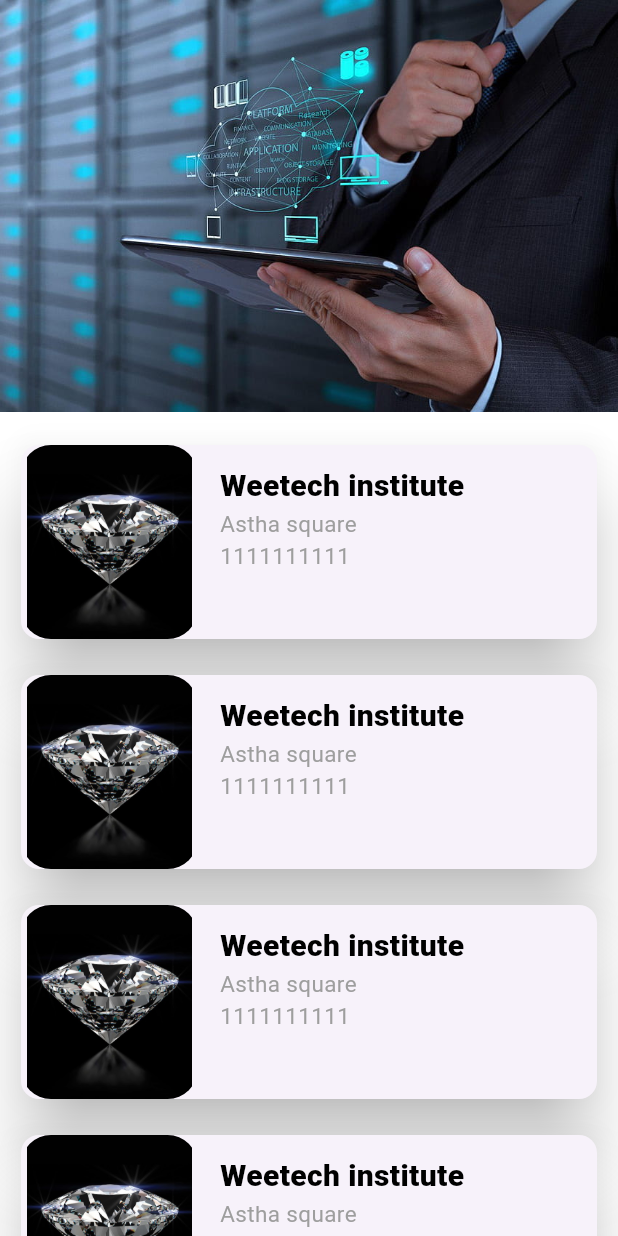
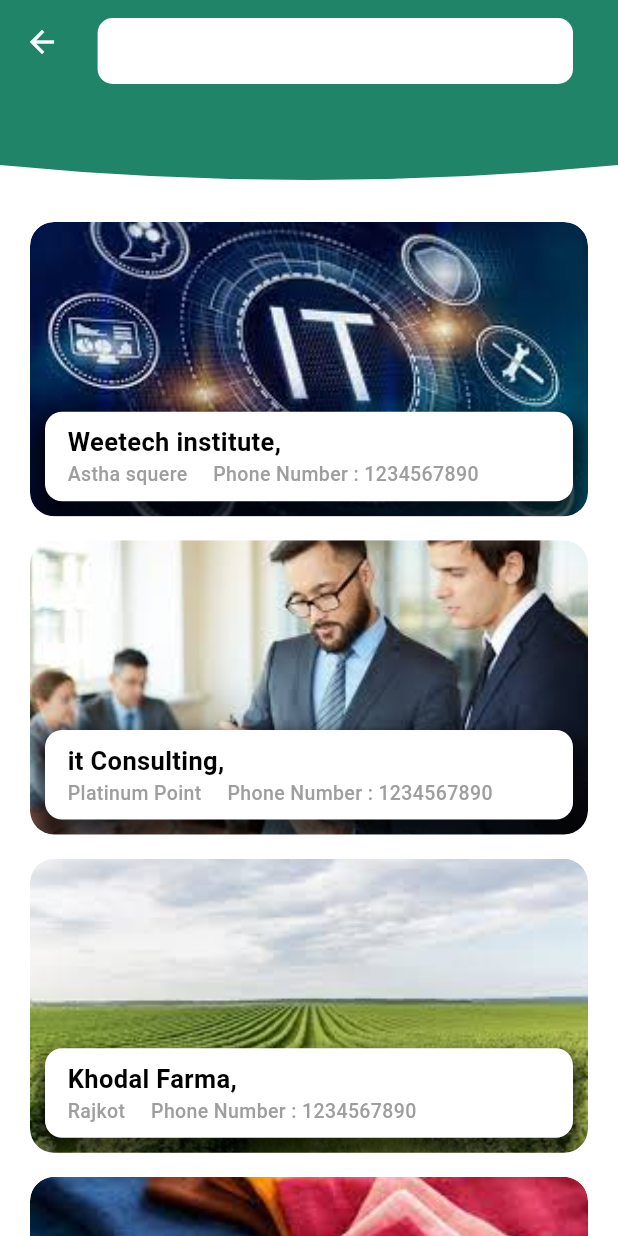
Before and after one commit to komalweetech/business_networking_kpvs, a Flutter app: the AllBusinessCardScreen screen opened directly, on a phone screen of 412 x 824 dp. Run offline on Flutter 3.47's test engine with Material 3 defaults, Android fonts, the phone set to English and light mode, and no system bars; our stand-ins replace firebase_auth, firebase_core, flutter_otp_text_field, flutter_screenutil, get, image_cropper and 2 more; accounts and stored records are empty.

Commit message:
card screen

```diff
--- a/lib/Config/Images.dart
+++ b/lib/Config/Images.dart
@@ -34,17 +34,18 @@ static const String profile_share = "assets/profile_icon/share.png";
 //business screen
   static const String business_background = "assets/business/business_background.jpg";
   static const String diamond_business = "assets/business/diamond.jpg";
-  static const String food_business = "assets/business/diamond.jpg";
-  static const String ca_business = "assets/business/diamond.jpg";
-  static const String consulting_business = "assets/business/diamond.jpg";
-  static const String farm_business = "assets/business/diamond.jpg";
-  static const String it_business = "assets/business/diamond.jpg";
-  static const String parlour_business = "assets/business/diamond.jpg";
-  static const String petrol_business = "assets/business/diamond.jpg";
-  static const String sand_business = "assets/business/diamond.jpg";
-  static const String textile_business = "assets/business/diamond.jpg";
-  static const String teaching_business = "assets/business/diamond.jpg";
-  static const String restaurants_business = "assets/business/diamond.jpg";
+  static const String food_business = "assets/business/food.jpeg";
+  static const String ca_business = "assets/business/ca.jpeg";
+  static const String consulting_business = "assets/business/consulting.jpeg";
+  static const String farm_business = "assets/business/farm.jpeg";
+  static const String it_business = "assets/business/it.jpeg";
+  static const String parlour_business = "assets/business/parlour.jpeg";
+  static const String petrol_business = "assets/business/petrol.jpeg";
+  static const String sand_business = "assets/business/sand.jpeg";
+  static const String textile_business = "assets/business/textile.jpeg";
+  static const String teaching_business = "assets/business/teaching.jpeg";
+  static const String restaurants_business = "assets/business/restaurants.jpeg"
+      "";
 
 
 
--- /dev/null
+++ b/lib/Utils/commonWidget/common_AppBar.dart
@@ -0,0 +1,52 @@
+import 'package:flutter/material.dart';
+
+import '../../Config/BaseColors.dart';
+
+class CommonAppBar extends StatelessWidget implements PreferredSizeWidget {
+  const CommonAppBar({super.key, this.actions});
+  final List<Widget>? actions;
+
+  @override
+  Widget build(BuildContext context) {
+    return ClipPath(
+      clipper: AppBarClipper(),
+      child: Container(
+        decoration: BoxDecoration(
+          color: AppColor.kPrimaryColor,
+          borderRadius: const BorderRadius.only(
+            bottomLeft: Radius.circular(20), // Adjust the radius as needed
+            bottomRight: Radius.circular(20), // Adjust the radius as needed
+          ),
+        ),
+        height: preferredSize.height,
+        child: AppBar(
+          centerTitle: true,
+          elevation: 0, // Set elevation to 0 if you don't want shadow
+          backgroundColor: Colors.transparent,
+          iconTheme: IconThemeData(color: Colors.white,),
+          actions: actions,
+          // Other AppBar properties like title, actions, etc.
+        ),
+      ),
+    );
+  }
+
+  @override
+  Size get preferredSize => const Size.fromHeight(130); // Adjust the height of the AppBar
+}
+
+class AppBarClipper extends CustomClipper<Path> {
+  @override
+  Path getClip(Size size) {
+    final path = Path();
+    path.lineTo(0, size.height - 20); // 20 is the radius of the bottom corners
+    path.quadraticBezierTo(size.width / 2, size.height, size.width, size.height - 20);
+    path.lineTo(size.width, 0);
+    return path;
+  }
+
+  @override
+  bool shouldReclip(CustomClipper<Path> oldClipper) {
+    return false;
+  }
+}
--- a/lib/Utils/commonWidget/common_business_card.dart
+++ b/lib/Utils/commonWidget/common_business_card.dart
@@ -1,13 +1,19 @@
+import 'dart:math';
+
+import 'package:flutter/cupertino.dart';
 import 'package:flutter/material.dart';
+import 'package:flutter_screenutil/flutter_screenutil.dart';
+import 'package:get/get.dart';
+import 'package:kpvs/module/business_screen/view/screen/business_Details_screen.dart';
 
 import '../size/app_sizing.dart';
 
 class CommonBusinessCard extends StatefulWidget {
-  const CommonBusinessCard({super.key,required this.images,required this.businessName,required this.businessAdd,required this.businessNumber});
-  final DecorationImage  images;
-  final String  businessName;
-  final String businessAdd;
-  final String businessNumber;
+  const CommonBusinessCard({super.key, required this.images,required this.business_Add,required this.business_name});
+
+  final String images;
+  final String business_name;
+  final String business_Add;
 
   @override
   State<CommonBusinessCard> createState() => _CommonBusinessCardState();
@@ -16,39 +22,64 @@ class CommonBusinessCard extends StatefulWidget {
 class _CommonBusinessCardState extends State<CommonBusinessCard> {
   @override
   Widget build(BuildContext context) {
-    return  Padding(
-      padding:  EdgeInsets.only(left: 10,right: 10,top: 08,bottom: 08),
-      child: Container(
-        height: kScreenHeight(context) / 6,
-        width: kScreenWidth(context),
-        child: Card(elevation: 20,
-
-          child: Row(
+    return Padding(
+      padding: EdgeInsets.only(left: 20, right: 20, top: 08, bottom: 08),
+      child: ClipRRect(
+        borderRadius: BorderRadius.circular(14.r),
+        child: InkWell(
+          borderRadius: BorderRadius.circular(7.r),
+          onTap: () {
+            Get.to(Business_Details_screen());
+          },
+          child: Stack(
             children: [
-              Container(
-                height:kScreenHeight(context) / 6,
-                width: kScreenWidth(context) / 3.5,
-                decoration: BoxDecoration(
-                    borderRadius: BorderRadius.all(Radius.circular(20)),
-                    image: widget.images,
+              ClipRRect(
+                borderRadius: BorderRadius.circular(14.r),
+                child: SizedBox(
+                  height: kScreenHeight(context) / 4.2,
+                  width: kScreenWidth(context),
+                  child: Image.asset(widget.images,fit: BoxFit.cover,),
                 ),
               ),
-               Padding(
-                padding:  EdgeInsets.only(left: 15,right: 10,top: 13,bottom: 13),
-                child: Column(
-                  mainAxisAlignment: MainAxisAlignment.start,
-                  crossAxisAlignment: CrossAxisAlignment.start,
-                  children: [
-                    Text("${widget.businessName}",style: TextStyle(fontSize: 20,fontWeight: FontWeight.w900,color: Colors.black),),
-                    Text("${widget.businessAdd} ",style: TextStyle(fontSize: 15,color: Colors.grey),),
-                    Text("${widget.businessNumber} ",style: TextStyle(fontSize: 15,color: Colors.grey),)
-                  ],
-                ),
-              )
+              Positioned(
+                  bottom: 10,
+                  left: 10,
+                  right: 10,
+                  child: Container(
+                    height: 50.h,
+                    decoration: BoxDecoration(
+                        color: Colors.white,
+                        borderRadius: BorderRadius.circular(10.r),
+                        boxShadow: [
+                          BoxShadow(
+                              color: Colors.black.withOpacity(.7),
+                              blurRadius: 10,
+                              spreadRadius: 6,
+                              offset: Offset(0, 10))
+                        ]),
+                    child:  Padding(
+                      padding: EdgeInsets.only(left: 15,right: 10),
+                      child:  Column(
+                        mainAxisAlignment: MainAxisAlignment.center,
+                        crossAxisAlignment: CrossAxisAlignment.start,
+                        children: [
+                          Text("${widget.business_name},",style: TextStyle(fontSize: 17,fontWeight: FontWeight.w600,color: Colors.black),),
+                          Row(
+                            children: [
+                              Text("${widget.business_Add}",style:  TextStyle(fontSize: 13,color: Colors.grey,fontWeight: FontWeight.w500),),
+                              SizedBox(width: 15.w,),
+                              Text("Phone Number : 1234567890",style: TextStyle(fontSize: 13,color: Colors.grey,fontWeight: FontWeight.w500),)
+                            ],
+                          )
+                        ],
+                      ),
+                    ),
 
+                  )),
             ],
           ),
-        ),),
+        ),
+      ),
     );
   }
 }
--- a/lib/module/business_screen/view/screen/all_business_card_screen.dart
+++ b/lib/module/business_screen/view/screen/all_business_card_screen.dart
@@ -2,10 +2,9 @@ import 'dart:math';
 
 import 'package:flutter/cupertino.dart';
 import 'package:flutter/material.dart';
-import 'package:flutter_screenutil/flutter_screenutil.dart';
+import 'package:kpvs/Config/BaseColors.dart';
 import 'package:kpvs/Config/Images.dart';
-
-import '../../../../Config/BaseColors.dart';
+import 'package:kpvs/Utils/commonWidget/common_AppBar.dart';
 import '../../../../Utils/commonWidget/common_business_card.dart';
 import '../../../../Utils/size/app_sizing.dart';
 
@@ -17,99 +16,50 @@ class AllBusinessCardScreen extends StatefulWidget {
 }
 
 class _AllBusinessCardScreenState extends State<AllBusinessCardScreen> {
+
+  final TextEditingController searchController = TextEditingController();
+
   @override
   Widget build(BuildContext context) {
-    return Scaffold(
+    return  Scaffold(
+      appBar: CommonAppBar(
+        actions: [
+       Padding(
+         padding:  EdgeInsets.only(top: 12),
+         child: Container(
+           alignment: Alignment.center,
+           width: kScreenWidth(context) / 1.3,
+           height: 50,
+           decoration: BoxDecoration(
+             borderRadius: BorderRadius.all(Radius.circular(10)),
+             color: Colors.white,
+           ),
+
+         ),
+       ),
+          SizedBox(width: 30,)
+        ],),
       backgroundColor: Colors.white,
-      body: Column(
-        mainAxisAlignment: MainAxisAlignment.start,
-        children: [
-          Container(
-            height: kScreenHeight(context) / 3,
-            width: kScreenWidth(context),
-            decoration: const BoxDecoration(
-                // borderRadius: BorderRadius.only(
-                //     bottomLeft: Radius.circular(40),
-                //     bottomRight: Radius.circular(40)
-                // ),
-                image: DecorationImage(
-              image: AssetImage(
-                AppImages.business_background,
-              ),
-              fit: BoxFit.cover,
-            )),
-          ),
-          const Expanded(
+      body: Expanded(
           child: SingleChildScrollView(
             child: Padding(
               padding: EdgeInsets.only(top: 10),
               child: Column(
                 children: [
-                    CommonBusinessCard(
-                       images: DecorationImage(image: AssetImage(AppImages.it_business)),
-                       businessName: "Weetech institute",
-                       businessAdd: "Astha square",
-                       businessNumber: "1111111111"),
-                    CommonBusinessCard(
-                        images: DecorationImage(image: AssetImage(AppImages.teaching_business)),
-                        businessName: "Weetech institute",
-                        businessAdd: "Astha square",
-                        businessNumber: "1111111111"),
-                    CommonBusinessCard(
-                        images: DecorationImage(image: AssetImage(AppImages.restaurants_business)),
-                        businessName: "Weetech institute",
-                        businessAdd: "Astha square",
-                        businessNumber: "1111111111"),
-                    CommonBusinessCard(
-                        images: DecorationImage(image: AssetImage(AppImages.textile_business)),
-                        businessName: "Weetech institute",
-                        businessAdd: "Astha square",
-                        businessNumber: "1111111111"),
-                    CommonBusinessCard(
-                        images: DecorationImage(image: AssetImage(AppImages.sand_business)),
-                        businessName: "Weetech institute",
-                        businessAdd: "Astha square",
-                        businessNumber: "1111111111"),
-                    CommonBusinessCard(
-                        images: DecorationImage(image: AssetImage(AppImages.farm_business)),
-                        businessName: "Weetech institute",
-                        businessAdd: "Astha square",
-                        businessNumber: "1111111111"),
-                    CommonBusinessCard(
-                        images: DecorationImage(image: AssetImage(AppImages.food_business)),
-                        businessName: "Weetech institute",
-                        businessAdd: "Astha square",
-                        businessNumber: "1111111111"),
-                    CommonBusinessCard(
-                        images: DecorationImage(image: AssetImage(AppImages.parlour_business)),
-                        businessName: "Weetech institute",
-                        businessAdd: "Astha square",
-                        businessNumber: "1111111111"),
-                    CommonBusinessCard(
-                        images: DecorationImage(image: AssetImage(AppImages.petrol_business)),
-                        businessName: "Weetech institute",
-                        businessAdd: "Astha square",
-                        businessNumber: "1111111111"),
-                    CommonBusinessCard(
-                        images: DecorationImage(image: AssetImage(AppImages.consulting_business)),
-                        businessName: "Weetech institute",
-                        businessAdd: "Astha square",
-                        businessNumber: "1111111111"),
-                    CommonBusinessCard(
-                        images: DecorationImage(image: AssetImage(AppImages.ca_business)),
-                        businessName: "Weetech institute",
-                        businessAdd: "Astha square",
-                        businessNumber: "1111111111"),
-
-
-
+                  CommonBusinessCard(images: AppImages.it_business,business_name: "Weetech institute",business_Add: "Astha squere",),
+                  CommonBusinessCard(images: AppImages.consulting_business,business_name: "it Consulting",business_Add: "Platinum Point",),
+                  CommonBusinessCard(images: AppImages.farm_business,business_name: "Khodal Farma",business_Add: "Rajkot",),
+                  CommonBusinessCard(images: AppImages.textile_business,business_name: "Avadh textile",business_Add: "Ring Rode",),
+                  CommonBusinessCard(images: AppImages.teaching_business,business_name: "Ashadeep school",business_Add: "Uttran",),
+                  CommonBusinessCard(images: AppImages.ca_business,business_name: "Shreeji Accounting",business_Add: "Silver chowk",),
+                  CommonBusinessCard(images: AppImages.restaurants_business,business_name: "Charcola dhosa",business_Add: "Sudama chowk",),
+                  CommonBusinessCard(images: AppImages.food_business,business_name: "Jalaram Food cornar",business_Add: "Vip Khavdhra gali ",),
+                  CommonBusinessCard(images: AppImages.parlour_business,business_name: "ABC parlour" ,business_Add: "Katargam",),
+                  CommonBusinessCard(images: AppImages.sand_business,business_name: "ABC sand ",business_Add: "Dhabholi",),
                 ],
               ),
             ),
-            ),
-            ),
-
-        ],
+          )
         ),
     );
   }
--- /dev/null
+++ b/lib/module/business_screen/view/screen/business_Details_screen.dart
@@ -0,0 +1,15 @@
+import 'package:flutter/material.dart';
+
+class Business_Details_screen extends StatefulWidget {
+  const Business_Details_screen({super.key});
+
+  @override
+  State<Business_Details_screen> createState() => _Business_Details_screenState();
+}
+
+class _Business_Details_screenState extends State<Business_Details_screen> {
+  @override
+  Widget build(BuildContext context) {
+    return const Placeholder();
+  }
+}
```
Lines whose indentation alone changed are shown as unchanged.
